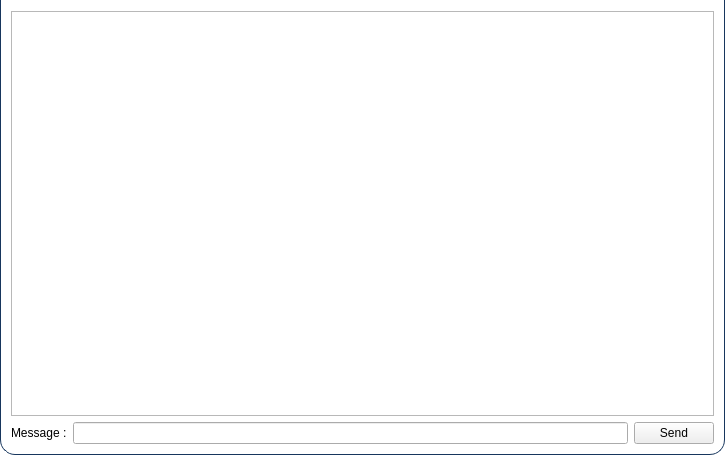
The window that Client/ClientTabChat.ui (nowbey/GuppyChat) describes before a commit, drawn with Qt 5.
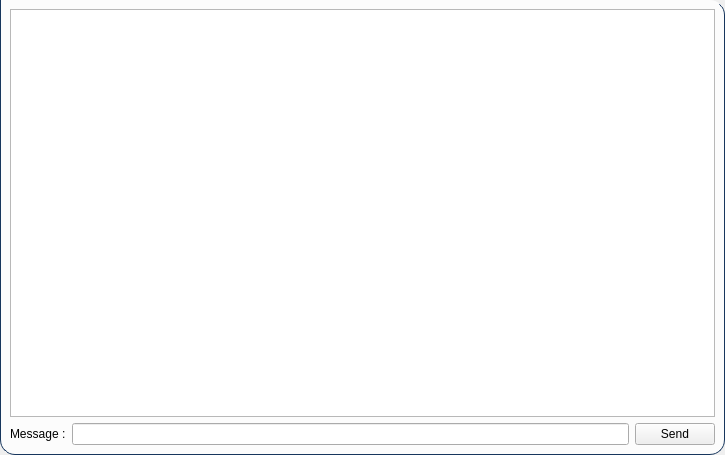
The same window after the commit. Icons and pictures are not drawn.

Commit message: Client: Update the interface architecture to allow multiple tabs #7

Patch:
```diff
--- a/Client/ClientTabChat.ui
+++ b/Client/ClientTabChat.ui
@@ -14,19 +14,41 @@
    <string>Form</string>
   </property>
   <property name="styleSheet">
-   <string notr="true">#ClientTabChat{
+   <string notr="true">
+#ChatTab_frame{
 	border-left: 1px solid #FF17365D;
 	border-right: 1px solid #FF17365D;
 	border-bottom: 1px solid #FF17365D;
 
 	border-bottom-right-radius:  15px;
 	border-bottom-left-radius:  15px;
+	border-top-right-radius:  15px;
 
 	top:15px;
 
 	background: rgba( 255, 255, 255, 80% );
-}
-</string>
+}</string>
+  </property>
+  <layout class="QGridLayout" name="gridLayout_2">
+   <property name="leftMargin">
+    <number>0</number>
+   </property>
+   <property name="topMargin">
+    <number>0</number>
+   </property>
+   <property name="rightMargin">
+    <number>0</number>
+   </property>
+   <property name="bottomMargin">
+    <number>0</number>
+   </property>
+   <item row="0" column="0">
+    <widget class="QFrame" name="ChatTab_frame">
+     <property name="frameShape">
+      <enum>QFrame::StyledPanel</enum>
+     </property>
+     <property name="frameShadow">
+      <enum>QFrame::Raised</enum>
   </property>
   <layout class="QGridLayout" name="gridLayout">
    <item row="0" column="0">
@@ -60,6 +82,9 @@
       </widget>
      </item>
     </layout>
+      </item>
+     </layout>
+    </widget>
    </item>
   </layout>
  </widget>
```
Left out of the diff: 14 changed lines with no effect on the pictures. Lines whose indentation alone changed are shown as unchanged. The commit also changes 16 other files.
